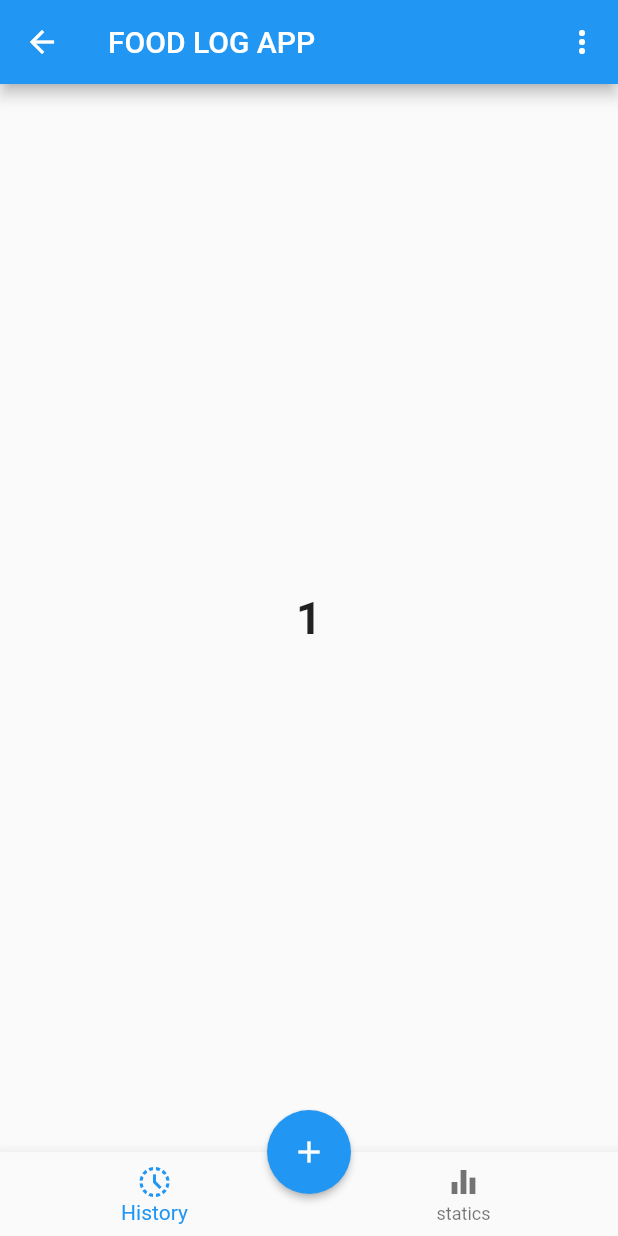
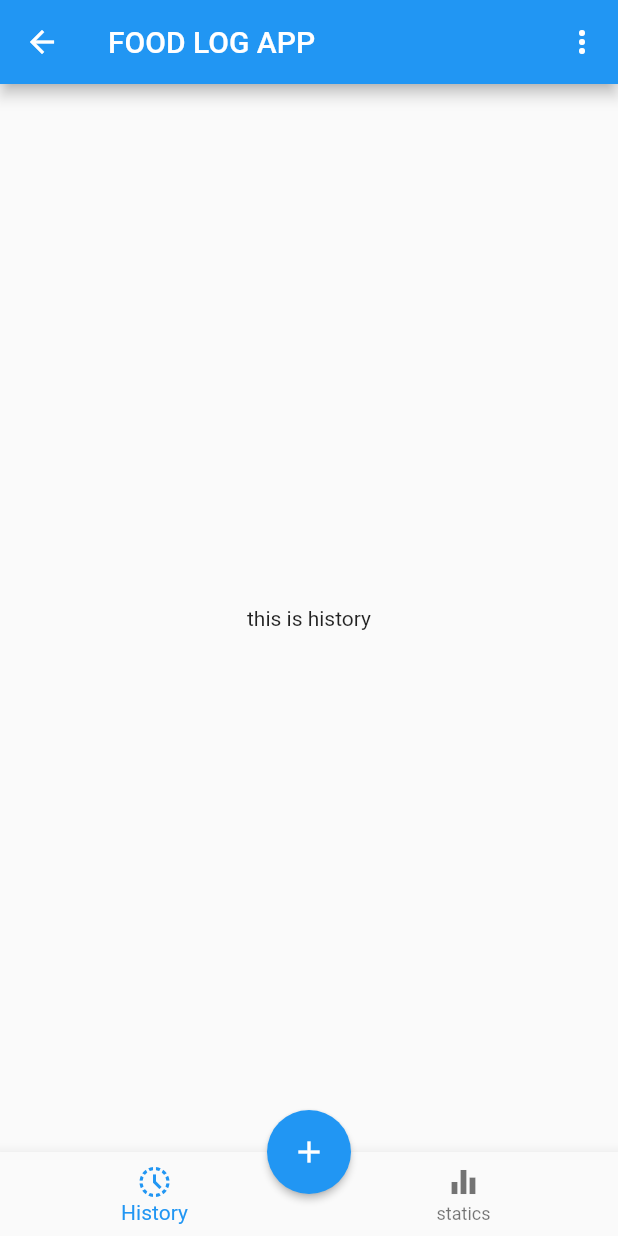
Before and after one commit to sarianpour/foodlogapp, a Flutter app: the NavigationView screen opened by its route, on a phone screen of 412 x 824 dp. Run offline on Flutter 3.47's test engine with Material 2 defaults, Android fonts, the phone set to English and light mode, and no system bars.

Commit message:
navigation tabs added

```diff
--- /dev/null
+++ b/lib/views/History_view.dart
@@ -0,0 +1,10 @@
+import 'package:flutter/material.dart';
+
+class HistoryView extends StatelessWidget {
+  const HistoryView({Key? key}) : super(key: key);
+
+  @override
+  Widget build(BuildContext context) {
+    return const Text('this is history');
+  }
+}
--- a/lib/views/navigation_view.dart
+++ b/lib/views/navigation_view.dart
@@ -1,5 +1,7 @@
 import 'package:flutter/material.dart';
 import 'package:flutter/services.dart';
+import 'package:food_log_app/views/History_view.dart';
+import 'package:food_log_app/views/statics_view.dart';
 
 class NavigationView extends StatefulWidget {
   const NavigationView({Key? key}) : super(key: key);
@@ -13,14 +15,8 @@ class _NavigationViewState extends State<NavigationView> {
   static const TextStyle optionStyle =
       TextStyle(fontSize: 30, fontWeight: FontWeight.bold);
   static const List<Widget> _widgetOptions = <Widget>[
-    Text(
-      '1',
-      style: optionStyle,
-    ),
-    Text(
-      '2',
-      style: optionStyle,
-    ),
+    HistoryView(),
+    StaticsView()
   ];
 
   void _onItemTapped(int index) {
--- /dev/null
+++ b/lib/views/statics_view.dart
@@ -0,0 +1,11 @@
+import 'package:flutter/material.dart';
+
+class StaticsView extends StatelessWidget {
+  const StaticsView({Key? key}) : super(key: key);
+
+  @override
+  Widget build(BuildContext context) {
+    return Text('this is statics ');
+    ;
+  }
+}
```
